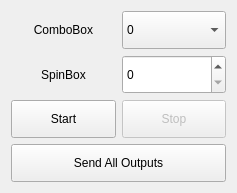
This is Plugins/BasicNodes/TemplateEmbeddedWidget.ui in pbunnun/SeeWeDev as Qt 5 draws it before an edit. The edited form follows.
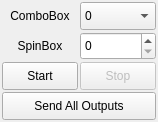
This is the edited form.

```diff
--- a/Plugins/BasicNodes/TemplateEmbeddedWidget.ui
+++ b/Plugins/BasicNodes/TemplateEmbeddedWidget.ui
@@ -6,14 +6,32 @@
    <rect>
     <x>0</x>
     <y>0</y>
-    <width>237</width>
-    <height>193</height>
+    <width>158</width>
+    <height>122</height>
    </rect>
   </property>
   <property name="windowTitle">
    <string>Form</string>
   </property>
   <layout class="QGridLayout" name="gridLayout">
+   <property name="sizeConstraint">
+    <enum>QLayout::SizeConstraint::SetNoConstraint</enum>
+   </property>
+   <property name="leftMargin">
+    <number>2</number>
+   </property>
+   <property name="topMargin">
+    <number>2</number>
+   </property>
+   <property name="rightMargin">
+    <number>2</number>
+   </property>
+   <property name="bottomMargin">
+    <number>2</number>
+   </property>
+   <property name="spacing">
+    <number>2</number>
+   </property>
    <item row="2" column="0">
     <widget class="QPushButton" name="mpStartButton">
      <property name="sizePolicy">
```
